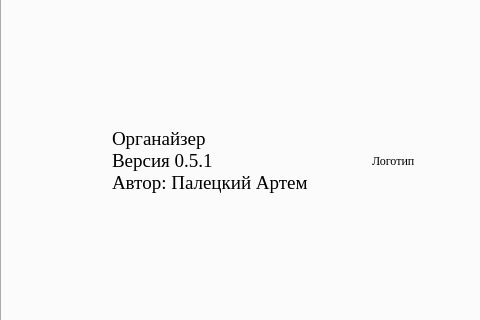
First picture: the form in mainwindow.ui, repository artempal/course_2016, before the edit; both pictures show x 0 to 480 and y 96 to 416 of the 739 by 743 pixel window.
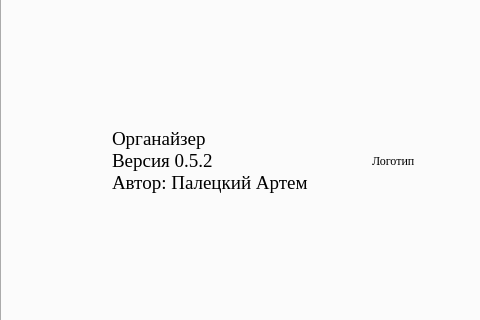
Second picture: the form after the edit. The open tabs and pages were chosen to show the change.

Commit message: смена номера версии

```diff
--- a/mainwindow.ui
+++ b/mainwindow.ui
@@ -707,7 +707,7 @@
       </property>
       <property name="text">
        <string>Органайзер 
-Версия 0.5.1 
+Версия 0.5.2 
 Автор: Палецкий Артем</string>
       </property>
      </widget>
```
Left out of the diff: 9 changed lines with no effect on the pictures.
